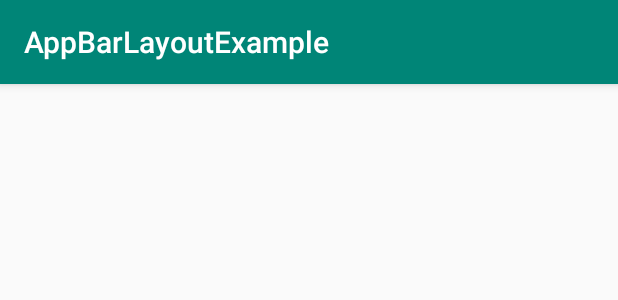
After one commit to whoami-I/CoordinatorLayoutExample, an Android app: the layout activity_applayoutexample.xml on its own in the app's theme, with its tools: preview values and no code run, on a phone screen of 412 x 824 dp. The commit adds this screen. Shown: the top 300 px of the screen. Run offline under Robolectric (Android 15) with nearby library versions, the phone set to English and light mode, and no system bars.

Commit message:
add AppBarLayout

```diff
--- a/app/build.gradle
+++ b/app/build.gradle
@@ -30,10 +30,10 @@ dependencies {
     testImplementation 'junit:junit:4.12'
     androidTestImplementation 'androidx.test:runner:1.2.0'
     androidTestImplementation 'androidx.test.espresso:espresso-core:3.2.0'
-
     implementation 'androidx.coordinatorlayout:coordinatorlayout:1.1.0-rc01'
     implementation 'com.jakewharton:butterknife:10.2.0'
     annotationProcessor 'com.jakewharton:butterknife-compiler:10.2.0'
     implementation 'androidx.recyclerview:recyclerview:1.1.0-rc01'
     implementation 'de.hdodenhof:circleimageview:3.0.1'
+    implementation 'com.google.android.material:material:1.2.0-alpha02'
 }
--- a/app/src/main/AndroidManifest.xml
+++ b/app/src/main/AndroidManifest.xml
@@ -16,7 +16,9 @@
                 <category android:name="android.intent.category.LAUNCHER" />
             </intent-filter>
         </activity>
-        <activity android:name=".Behavior.MainActivity"/>
+        <activity android:name=".behavior.MainActivity"/>
+        <activity android:name=".appbarlayoutexample.MainActivity" android:theme="@style/ActivityTheme"/>
+
     </application>
 
 </manifest>
--- a/app/src/main/java/com/mike/coordinatorlayoutexample/Behavior/MainActivity.java
+++ b/app/src/main/java/com/mike/coordinatorlayoutexample/behavior/MainActivity.java
@@ -1,4 +1,4 @@
-package com.mike.coordinatorlayoutexample.Behavior;
+package com.mike.coordinatorlayoutexample.behavior;
 
 
 import android.view.MotionEvent;
--- a/app/src/main/java/com/mike/coordinatorlayoutexample/Behavior/MyBehavior.java
+++ b/app/src/main/java/com/mike/coordinatorlayoutexample/behavior/MyBehavior.java
@@ -1,10 +1,8 @@
-package com.mike.coordinatorlayoutexample.Behavior;
+package com.mike.coordinatorlayoutexample.behavior;
 
 import android.content.Context;
 import android.util.AttributeSet;
-import android.util.DisplayMetrics;
 import android.view.View;
-import android.view.ViewParent;
 
 import androidx.coordinatorlayout.widget.CoordinatorLayout;
 
--- a/app/src/main/java/com/mike/coordinatorlayoutexample/main/ItemDataBean.java
+++ b/app/src/main/java/com/mike/coordinatorlayoutexample/main/ItemDataBean.java
@@ -1,6 +1,4 @@
 package com.mike.coordinatorlayoutexample.main;
-
-import com.mike.coordinatorlayoutexample.Behavior.MainActivity;
 
 class ItemDataBean {
 
--- a/app/src/main/java/com/mike/coordinatorlayoutexample/main/MainActivity.java
+++ b/app/src/main/java/com/mike/coordinatorlayoutexample/main/MainActivity.java
@@ -34,6 +34,8 @@ public class MainActivity extends BaseActivity {
 
     private void initDataList() {
         mDataList.add(new ItemDataBean("Behavior",
-                com.mike.coordinatorlayoutexample.Behavior.MainActivity.class, ColorGenerator.getInstance().getColor()));
+                com.mike.coordinatorlayoutexample.behavior.MainActivity.class, ColorGenerator.getInstance().getColor()));
+        mDataList.add(new ItemDataBean("AppBarLayoutExample",
+                com.mike.coordinatorlayoutexample.appbarlayoutexample.MainActivity.class, ColorGenerator.getInstance().getColor()));
     }
 }
--- /dev/null
+++ b/app/src/main/res/layout/activity_applayoutexample.xml
@@ -0,0 +1,30 @@
+<?xml version="1.0" encoding="utf-8"?>
+<androidx.coordinatorlayout.widget.CoordinatorLayout xmlns:android="http://schemas.android.com/apk/res/android"
+    xmlns:app="http://schemas.android.com/apk/res-auto"
+    android:id="@+id/coordinator"
+    android:layout_width="match_parent"
+    android:layout_height="match_parent">
+
+    <androidx.recyclerview.widget.RecyclerView
+        android:id="@+id/recyclerview"
+        android:layout_width="match_parent"
+        android:layout_height="match_parent"
+        app:layout_behavior="@string/appbar_scrolling_view_behavior" />
+
+
+    <com.google.android.material.appbar.AppBarLayout
+        android:id="@+id/appbar_layout"
+        android:layout_width="match_parent"
+        android:layout_height="wrap_content">
+
+        <androidx.appcompat.widget.Toolbar
+            android:id="@+id/toolbar"
+            android:layout_width="match_parent"
+            android:layout_height="?attr/actionBarSize"
+            android:background="@color/colorPrimary"
+            app:layout_scrollFlags="scroll|enterAlways"
+            app:title="AppBarLayoutExample"
+            app:titleTextAppearance="@style/ToolbarTitleStyle"></androidx.appcompat.widget.Toolbar>
+
+    </com.google.android.material.appbar.AppBarLayout>
+</androidx.coordinatorlayout.widget.CoordinatorLayout>
--- a/app/src/main/res/layout/activity_behavior.xml
+++ b/app/src/main/res/layout/activity_behavior.xml
@@ -16,7 +16,6 @@
         android:layout_width="80dp"
         android:layout_height="80dp"
         android:src="@drawable/ic_launcher_background"
-        app:layout_anchor="@id/dependency"
-        app:layout_behavior=".Behavior.MyBehavior" />
+        app:layout_behavior=".behavior.MyBehavior" />
 
 </androidx.coordinatorlayout.widget.CoordinatorLayout>
--- a/app/src/main/res/values/colors.xml
+++ b/app/src/main/res/values/colors.xml
@@ -1,6 +1,6 @@
 <?xml version="1.0" encoding="utf-8"?>
 <resources>
     <color name="colorPrimary">#008577</color>
-    <color name="colorPrimaryDark">#00574B</color>
+    <color name="colorPrimaryDark">#008577</color>
     <color name="colorAccent">#D81B60</color>
 </resources>
--- a/app/src/main/res/values/strings.xml
+++ b/app/src/main/res/values/strings.xml
@@ -1,3 +1,4 @@
 <resources>
     <string name="app_name">CoordinatorLayoutExample</string>
+    <string name="appbarlayoutexample_name">AppBarLayoutExample</string>
 </resources>
--- a/app/src/main/res/values/styles.xml
+++ b/app/src/main/res/values/styles.xml
@@ -8,4 +8,16 @@
         <item name="colorAccent">@color/colorAccent</item>
     </style>
 
+    <style name="ActivityTheme" parent="Theme.AppCompat.Light.NoActionBar">
+        <!-- Customize your theme here. -->
+        <item name="colorPrimary">@color/colorPrimary</item>
+        <item name="colorPrimaryDark">@color/colorPrimaryDark</item>
+        <item name="colorAccent">@color/colorAccent</item>
+    </style>
+
+    <style name="ToolbarTitleStyle" parent="@style/TextAppearance.Widget.AppCompat.Toolbar.Title">
+        <item name="android:textColor">#FFFFFF</item>
+        <item name="android:textSize">20sp</item>
+    </style>
+
 </resources>
```
Also changed, not shown: app/src/main/java/com/mike/coordinatorlayoutexample/appbarlayoutexample/MainActivity.java (added, +64 -0 lines), app/src/main/java/com/mike/coordinatorlayoutexample/base/BaseRecyAdapter.java (added, +61 -0 lines), app/src/main/res/layout/list_simple_item.xml (added, +15 -0 lines).
